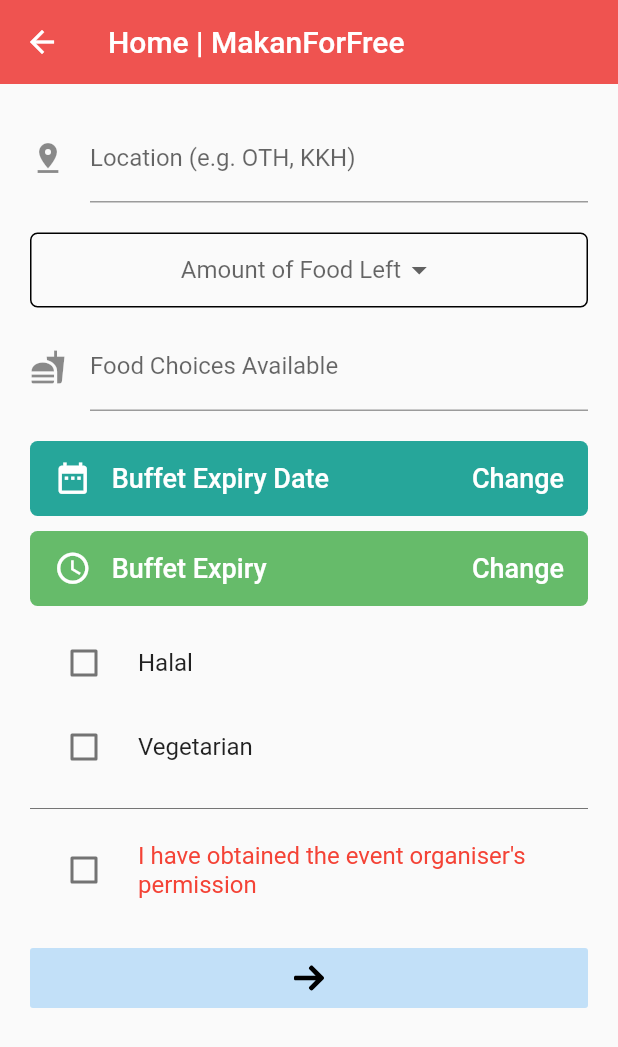
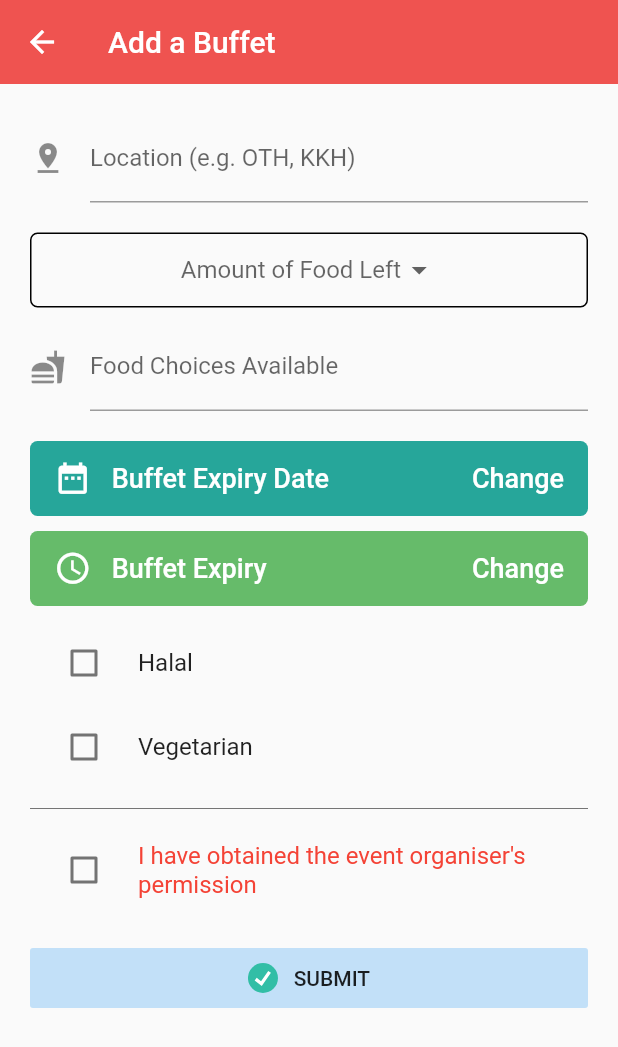
Before and after one commit to neohaojun/makanforfree, a Flutter app: the screen it shows once a user with an empty profile is signed in, after a tap on an icon or button, on a phone screen of 412 x 824 dp. Shown: the top 1047 px of the screen. Run offline on Flutter 3.47's test engine with Material 2 defaults, Android fonts, the phone set to English and light mode, and no system bars; our stand-ins replace firebase_auth, flutter_datetime_picker, flutter_svg, google_sign_in; accounts and stored records are empty.

Commit message:
commit on 'master'

```diff
--- a/lib/screens/authenticate/register.dart
+++ b/lib/screens/authenticate/register.dart
@@ -43,9 +43,9 @@ class _RegisterState extends State<Register > {
   @override
   Widget build(BuildContext context) {
     return loading ? Loading() : Scaffold(
-      backgroundColor: Colors.grey[200],
+      backgroundColor: Colors.white,
       appBar: AppBar(
-        backgroundColor: Colors.grey[700],
+        backgroundColor: Colors.red,
         elevation: 0.0,
         title: Text('MakanForFree'),
       ),
@@ -64,7 +64,17 @@ class _RegisterState extends State<Register > {
                 Divider(color: Colors.grey[600]),
                 SizedBox(height: 10.0),
                 TextFormField(
-                  decoration: textInputDecoration.copyWith(hintText: 'Email'),
+                  decoration: textInputDecoration.copyWith(
+                    hintText: 'Email',
+                    prefixIcon: Icon(Icons.mail_outline),
+                    fillColor: Colors.grey[200],
+                    focusedBorder: OutlineInputBorder(
+                      borderSide: BorderSide(color: Colors.blue, width: 2.0)
+                    ),
+                    enabledBorder: OutlineInputBorder(
+                      borderSide: BorderSide(color: Colors.grey[600], width: 1.0)
+                    ),
+                  ),
                   controller: _emailController,
                   validator: (val) => val.isEmpty ? 'Enter a valid email' : null,
                   onChanged: (val) {
@@ -73,7 +83,17 @@ class _RegisterState extends State<Register > {
                 ),
                 SizedBox(height: 20.0),
                 TextFormField(
-                  decoration: textInputDecoration.copyWith(hintText: 'Password (> 6  characters)'),
+                  decoration: textInputDecoration.copyWith(
+                    hintText: 'Password (> 6 characters)',
+                    prefixIcon: Icon(Icons.lock_outline),
+                    fillColor: Colors.grey[200],
+                    focusedBorder: OutlineInputBorder(
+                      borderSide: BorderSide(color: Colors.blue, width: 2.0)
+                    ),
+                    enabledBorder: OutlineInputBorder(
+                      borderSide: BorderSide(color: Colors.grey[600], width: 1.0)
+                    ),
+                  ),
                   controller: _passwordController,
                   validator: (val) => val.length < 6 ? 'Password must be at least 6 characters' : null,
                   obscureText: true,
@@ -91,7 +111,7 @@ class _RegisterState extends State<Register > {
                   minWidth: double.infinity,
                   height: 40.0,
                   child: RaisedButton.icon(
-                   color: Colors.pink[200],
+                   color: Colors.white,
                     label: Text(
                       'REGISTER WITH EMAIL',
                       style: TextStyle(fontSize: 15, color: Colors.black),
@@ -117,6 +137,19 @@ class _RegisterState extends State<Register > {
                     }
                   ),
                 ),
+                SizedBox(height: 10.0),
+                Row(
+                  children: <Widget>[
+                    Expanded(
+                      child: Divider(color: Colors.grey[600],)
+                    ),
+                    Text("       OR       "),
+                    Expanded(
+                      child: Divider(color: Colors.grey[600],)
+                    ),
+                  ]
+                ),
+                SizedBox(height: 10.0),
                 ButtonTheme(
                   minWidth: double.infinity,
                   height: 40.0,
--- a/lib/screens/authenticate/sign_in.dart
+++ b/lib/screens/authenticate/sign_in.dart
@@ -44,9 +44,9 @@ class _SignInState extends State<SignIn> {
   @override
   Widget build(BuildContext context) {
     return loading ? Loading() : Scaffold(
-      backgroundColor: Colors.grey[200],
+      backgroundColor: Colors.white,
       appBar: AppBar(
-        backgroundColor: Colors.grey[700],
+        backgroundColor: Colors.red,
         elevation: 0.0,
         title: Text('MakanForFree'),
       ),
@@ -66,7 +66,17 @@ class _SignInState extends State<SignIn> {
                 Divider(color: Colors.grey[600]),
                 SizedBox(height: 10.0),
                 TextFormField(
-                  decoration: textInputDecoration.copyWith(hintText: 'Email'),
+                  decoration: textInputDecoration.copyWith(
+                    hintText: 'Email',
+                    prefixIcon: Icon(Icons.mail_outline),
+                    fillColor: Colors.grey[200],
+                    focusedBorder: OutlineInputBorder(
+                      borderSide: BorderSide(color: Colors.blue, width: 2.0)
+                    ),
+                    enabledBorder: OutlineInputBorder(
+                      borderSide: BorderSide(color: Colors.grey[600], width: 1.0)
+                    ),
+                  ),
                   controller: _emailController,
                   validator: (val) => val.isEmpty ? 'Enter a valid email' : null,
                   onChanged: (val) {
@@ -75,7 +85,17 @@ class _SignInState extends State<SignIn> {
                 ),
                 SizedBox(height: 20.0),
                 TextFormField(
-                  decoration: textInputDecoration.copyWith(hintText: 'Password'),
+                  decoration: textInputDecoration.copyWith(
+                    hintText: 'Password',
+                    prefixIcon: Icon(Icons.lock_outline),
+                    fillColor: Colors.grey[200],
+                    focusedBorder: OutlineInputBorder(
+                      borderSide: BorderSide(color: Colors.blue, width: 2.0)
+                    ),
+                    enabledBorder: OutlineInputBorder(
+                      borderSide: BorderSide(color: Colors.grey[600], width: 1.0)
+                    ),
+                  ),
                   controller: _passwordController,
                   validator: (val) => val.length < 6 ? 'Password must be at least 6 characters' : null,
                   obscureText: true,
@@ -93,7 +113,7 @@ class _SignInState extends State<SignIn> {
                   minWidth: double.infinity,
                   height: 40.0,
                   child: RaisedButton.icon(
-                   color: Colors.pink[200],
+                   color: Colors.white,
                     label: Text(
                       'SIGN IN WITH EMAIL',
                       style: TextStyle(fontSize: 15, color: Colors.black),
@@ -119,6 +139,19 @@ class _SignInState extends State<SignIn> {
                     }
                   ),
                 ),
+                SizedBox(height: 10.0),
+                Row(
+                  children: <Widget>[
+                    Expanded(
+                      child: Divider(color: Colors.grey[600],)
+                    ),
+                    Text("       OR       "),
+                    Expanded(
+                      child: Divider(color: Colors.grey[600],)
+                    ),
+                  ]
+                ),
+                SizedBox(height: 10.0),
                 ButtonTheme(
                   minWidth: double.infinity,
                   height: 40.0,
@@ -135,7 +168,6 @@ class _SignInState extends State<SignIn> {
                     ),
                     onPressed: () async {
                     bool res = await _auth.signInWithGoogle();
-                    setState(() => loading = true);
                     if(!res)
                       error2 = "Error signing in with google";
                       errorBox3 = 20.0;
--- a/lib/screens/home/form_material.dart
+++ b/lib/screens/home/form_material.dart
@@ -36,7 +36,7 @@ class _FormMaterialState extends State<FormMaterial> {
   Widget build(BuildContext context) {
     return Scaffold(
       appBar: AppBar(
-        title: Text('Home | MakanForFree'),
+        title: Text('Add a Buffet'),
         backgroundColor: Colors.red[400],
         elevation: 0.0,
       ),
@@ -267,9 +267,10 @@ class _FormMaterialState extends State<FormMaterial> {
                           mainAxisAlignment: MainAxisAlignment.center,
                           children: [
                             SvgPicture.asset(
-                              "assets/icons/right_arrow.svg",
+                              "assets/icons/tick.svg",
                               height: 20.0,
                             ),
+                            Text('   SUBMIT')
                           ],
                         ),
                       ),
--- a/lib/screens/home/home.dart
+++ b/lib/screens/home/home.dart
@@ -2,7 +2,7 @@ import 'package:flutter/material.dart';
 import 'package:flutter_svg/flutter_svg.dart';
 import 'package:makanforfree/services/auth.dart';
 import 'form_material.dart';
-import 'package:makanforfree/shared/loading.dart';
+// import 'package:makanforfree/shared/loading.dart';
 
 class Home extends StatefulWidget {
 
--- a/lib/services/auth.dart
+++ b/lib/services/auth.dart
@@ -67,6 +67,8 @@ class AuthService {
   //sign out
   Future signOut() async {
     try {
+      GoogleSignIn googleSignIn = GoogleSignIn();
+      await googleSignIn.disconnect();
       return await _auth.signOut();
     } catch(e) {
       print(e.toString());
```
Also changed, not shown: pubspec.yaml (+6 -2 lines), assets/icons/tick.svg (added), pubspec.lock.
